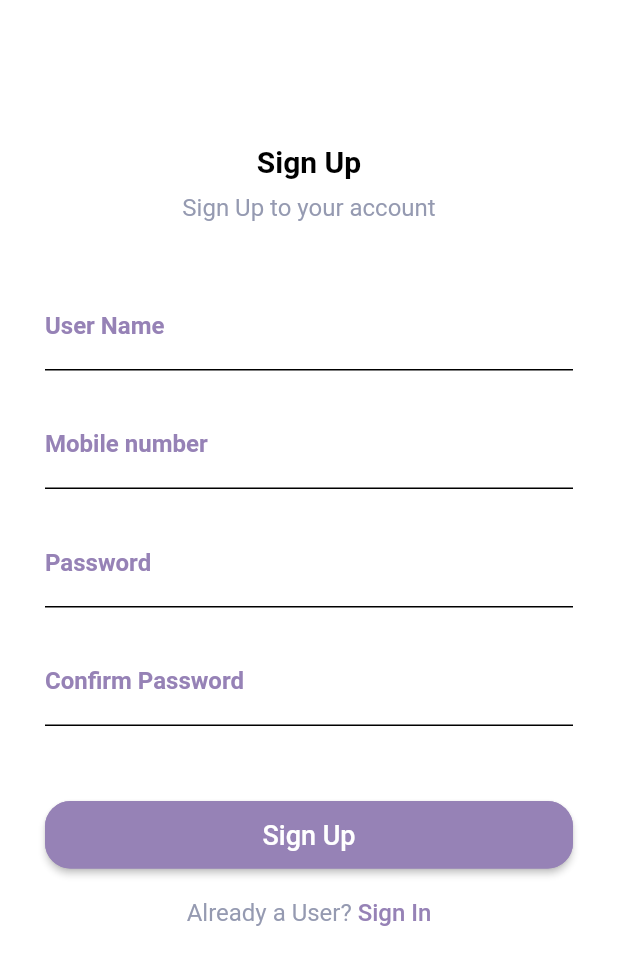
After one commit to anmydenny/florist_app, a Flutter app: the SignUpView screen opened by its route, after a tap on "Sign Up", on a phone screen of 412 x 824 dp. The commit adds this screen. Shown: the top 965 px of the screen. Run offline on Flutter 3.47's test engine with Material 2 defaults, Android fonts, the phone set to English and light mode, and no system bars; our stand-ins replace cached_network_image, carousel_slider, flutter_easyloading, flutter_svg, get, shared_preferences; accounts and stored records are empty; Roboto replaces fonts that are missing (Cabin, Savior1).

Commit message:
Sign UP UI

```diff
--- /dev/null
+++ b/lib/src/modules/sign_up/ view/sign_up_view.dart
@@ -0,0 +1,147 @@
+import 'package:florist_app/src/utils/app_styles.dart';
+import 'package:flutter/gestures.dart';
+import 'package:flutter/material.dart';
+import 'package:get/get.dart';
+import '../../../routes/app_pages.dart';
+import '../../../widgets/app_button.dart';
+import '../../../widgets/app_text_field.dart';
+import '../controller/sign_up_controller.dart';
+
+class SignUpView extends GetView<SignUpController> {
+  SignUpView({Key? key}) : super(key: key);
+  String? userName = '';
+  String? mobile = '';
+  String? password = '';
+  String? confirmPassword = '';
+
+  @override
+  Widget build(BuildContext context) {
+    return Scaffold(
+      backgroundColor: AppColors.white,
+      appBar: AppBar(
+        elevation: 0,
+        backgroundColor: AppColors.white,
+      ),
+      body: SingleChildScrollView(
+        padding: const EdgeInsets.symmetric(horizontal: 30),
+        child: Form(
+            child: Column(
+              mainAxisAlignment: MainAxisAlignment.center,
+              children: [
+                const SizedBox(
+                  height: 40,
+                ),
+                const Text(
+                  "Sign Up",
+                  style: AppTextStyles.h1,
+                ),
+                const SizedBox(
+                  height: 10,
+                ),
+                const Text(
+                  "Sign Up to your account",
+                  style: AppTextStyles.p2,
+                ),
+                const SizedBox(
+                  height: 40,
+                ),
+                AppTextFiled(
+                  controller: controller.mobileNumberController,
+                  keyboardType: TextInputType.text,
+                  hintText: 'User Name',
+                  labelText: 'User Name',
+                  validator: (value) {
+                    if (value == null || value.isEmpty) {
+                      return "Please enter user name";
+                    }
+                    userName = value;
+                    return null;
+                  },
+                ),
+                const SizedBox(
+                  height: 20,
+                ),
+                AppTextFiled(
+                  controller: controller.mobileNumberController,
+                  keyboardType: TextInputType.phone,
+                  hintText: 'Mobile number',
+                  labelText: 'Mobile number',
+                  validator: (value) {
+                    if (value == null || value.isEmpty) {
+                      return "Please enter mobile number";
+                    }
+                    mobile = value;
+                    return null;
+                  },
+                ),
+                const SizedBox(
+                  height: 20,
+                ),
+                AppTextFiled(
+                  controller: controller.passwordController,
+                  keyboardType: TextInputType.text,
+                  hintText: "Password",
+                  labelText: "Password",
+                  obscureText: true,
+                  validator: (value) {
+                    if (value == null || value.isEmpty) {
+                      return "Please enter password";
+                    }
+                    password = value;
+                    return null;
+                  },
+                ),
+                const SizedBox(
+                  height: 20,
+                ),
+                AppTextFiled(
+                  controller: controller.passwordController,
+                  keyboardType: TextInputType.text,
+                  hintText: "Confirm Password",
+                  labelText: "Confirm Password",
+                  obscureText: true,
+                  validator: (value) {
+                    if (value == null || value.isEmpty) {
+                      return "Please enter password";
+                    }
+                    confirmPassword = value;
+                    return null;
+                  },
+                ),
+                const SizedBox(
+                  height: 50,
+                ),
+                AppButton(
+                    text: "Sign Up",
+                    onPressed: controller.signUpClick),
+                const SizedBox(
+                  height: 20,
+                ),
+                RichText(
+                  text: TextSpan(
+                    // style: defaultStyle,
+                    children:[
+                      const TextSpan(
+                        text: 'Already a User? ',
+                        style: AppTextStyles.p2,
+                      ),
+                      TextSpan(
+                          text: 'Sign In',
+                          style: AppTextStyles.p1,
+                          recognizer: TapGestureRecognizer()
+                            ..onTap = () {
+                              Get.offAllNamed(Routes.signIn);
+                            }),
+                    ],
+                  ),
+                ),
+                const SizedBox(
+                  height: 30,
+                ),
+              ],
+            ),
+        ),
+      ),
+    );
+  }
+}
--- /dev/null
+++ b/lib/src/modules/sign_up/binding/sign_up_binding.dart
@@ -0,0 +1,11 @@
+import 'package:get/get.dart';
+import '../controller/sign_up_controller.dart';
+
+class SignUpBinding extends Bindings {
+  @override
+  void dependencies() {
+    Get.put<SignUpController>(
+      SignUpController(),
+    );
+  }
+}
--- /dev/null
+++ b/lib/src/modules/sign_up/controller/sign_up_controller.dart
@@ -0,0 +1,17 @@
+import 'package:get/get.dart';
+import 'package:flutter/material.dart';
+
+class SignUpController extends GetxController {
+
+  TextEditingController userNameController = TextEditingController();
+  TextEditingController mobileNumberController = TextEditingController();
+  TextEditingController passwordController = TextEditingController();
+  TextEditingController confirmPasswordController = TextEditingController();
+
+
+
+
+  void signUpClick() {
+
+  }
+}
--- a/lib/src/routes/app_pages.dart
+++ b/lib/src/routes/app_pages.dart
@@ -1,4 +1,6 @@
 import 'package:florist_app/src/modules/landing/view/landing_view.dart';
+import 'package:florist_app/src/modules/sign_up/%20view/sign_up_view.dart';
+import 'package:florist_app/src/modules/sign_up/binding/sign_up_binding.dart';
 import 'package:get/get.dart';
 import '../modules/sign_in/binding/sign_in_binding.dart';
 import '../modules/sign_in/view/sign_in_view.dart';
@@ -23,6 +25,11 @@ class AppPages {
       binding: SignInBinding(),
     ),
     GetPage(
+      name: _Paths.signUp,
+      page: () => SignUpView(),
+      binding: SignUpBinding(),
+    ),
+    GetPage(
         name: _Paths.landing,
         page: () => const LandingView(),
         // bindings: [LandingBinding()]
```
